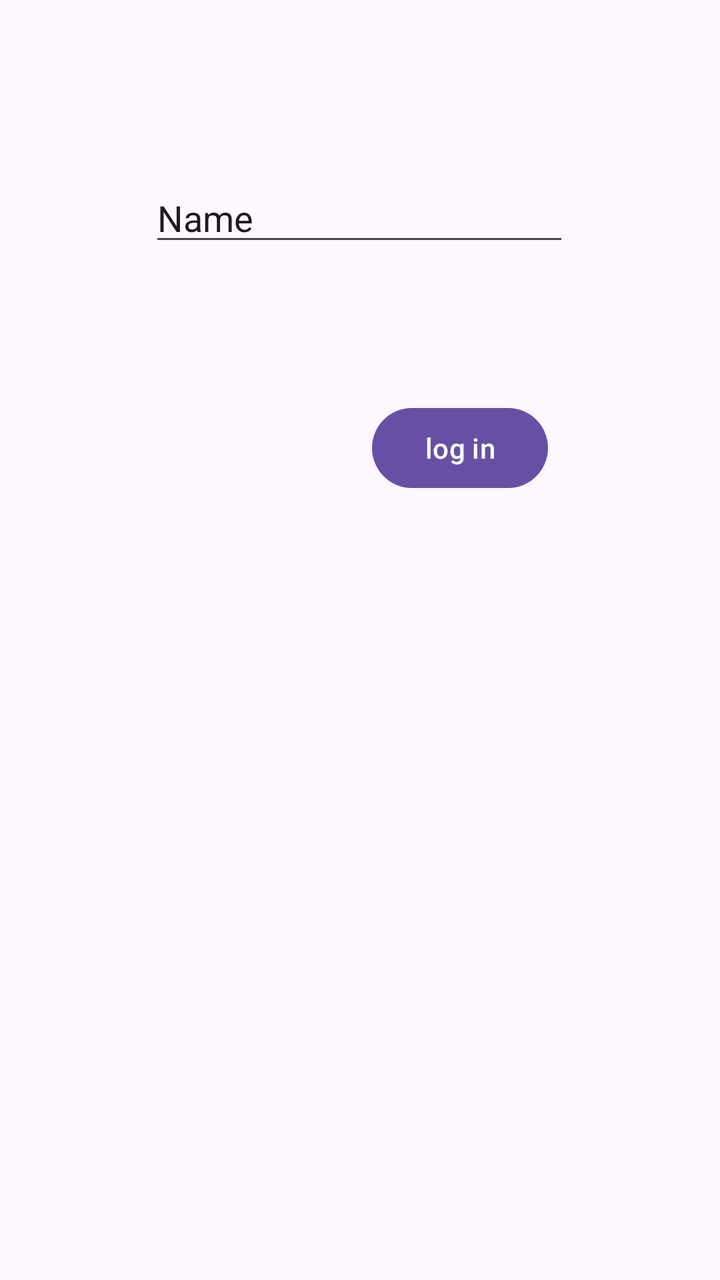
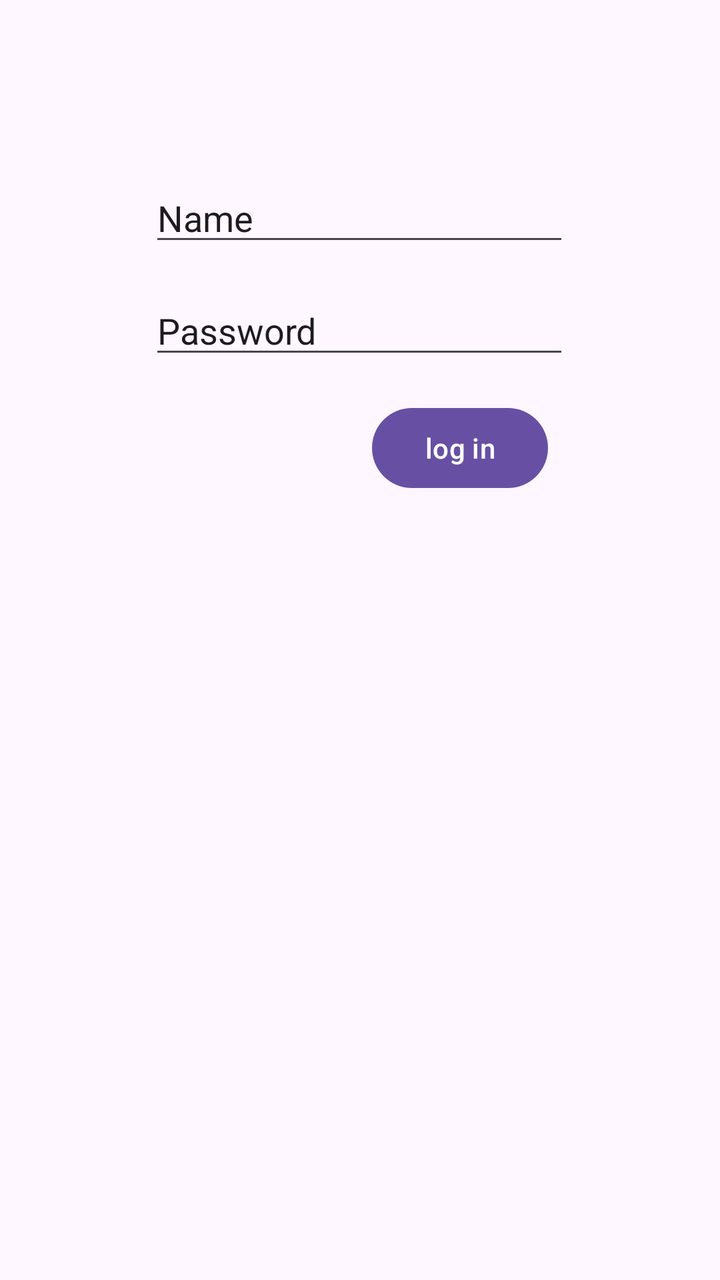

The first picture is an Android layout as it rendered before a commit; the second is the same layout after the commit. The layout source and the unified diff follow.
<!-- AndroidManifest.xml: application theme Theme.MyApplication -->
<!-- res/layout/activity_loginpage.xml -->
<?xml version="1.0" encoding="utf-8"?>
<androidx.constraintlayout.widget.ConstraintLayout xmlns:android="http://schemas.android.com/apk/res/android"
    xmlns:app="http://schemas.android.com/apk/res-auto"
    xmlns:tools="http://schemas.android.com/tools"
    android:id="@+id/main"
    android:layout_width="match_parent"
    android:layout_height="match_parent"
    tools:context=".loginpage">

    <EditText
        android:id="@+id/et_entername"
        android:layout_width="wrap_content"
        android:layout_height="wrap_content"
        android:ems="10"
        android:inputType="text"
        android:text="Name"
        app:layout_constraintBottom_toBottomOf="parent"
        app:layout_constraintEnd_toEndOf="parent"
        app:layout_constraintHorizontal_bias="0.497"
        app:layout_constraintStart_toStartOf="parent"
        app:layout_constraintTop_toTopOf="parent"
        app:layout_constraintVertical_bias="0.145" />

    <Button
        android:id="@+id/btn_login"
        android:layout_width="wrap_content"
        android:layout_height="wrap_content"
        android:text="log in"
        app:layout_constraintBottom_toBottomOf="parent"
        app:layout_constraintEnd_toEndOf="parent"
        app:layout_constraintHorizontal_bias="0.684"
        app:layout_constraintStart_toStartOf="parent"
        app:layout_constraintTop_toTopOf="parent"
        app:layout_constraintVertical_bias="0.338" />

</androidx.constraintlayout.widget.ConstraintLayout>
<!-- resources referenced by this layout -->
<resources>
  <style name="Theme.MyApplication" parent="Base.Theme.MyApplication" />
  <style name="Base.Theme.MyApplication" parent="Theme.Material3.DayNight.NoActionBar">
          
          
      </style>
</resources>

<!-- the commit's change to res/layout/activity_loginpage.xml (unified diff, before → after) -->
@@ -33,4 +33,18 @@
         app:layout_constraintTop_toTopOf="parent"
         app:layout_constraintVertical_bias="0.338" />
 
+    <EditText
+        android:id="@+id/et_enterpassword"
+        android:layout_width="wrap_content"
+        android:layout_height="wrap_content"
+        android:ems="10"
+        android:inputType="text"
+        android:text="Password"
+        app:layout_constraintBottom_toBottomOf="parent"
+        app:layout_constraintEnd_toEndOf="parent"
+        app:layout_constraintHorizontal_bias="0.497"
+        app:layout_constraintStart_toStartOf="parent"
+        app:layout_constraintTop_toTopOf="parent"
+        app:layout_constraintVertical_bias="0.239" />
+
 </androidx.constraintlayout.widget.ConstraintLayout>
